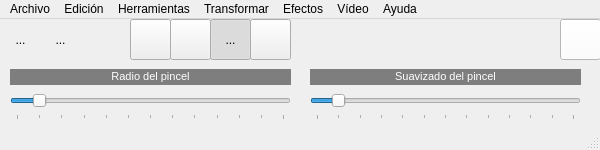
This is mainwindow.ui in hsanchezm7/QFotoPaint6 as Qt 5 draws it before an edit. The edited form follows.
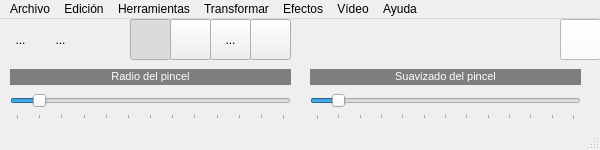
This is the edited form. Icons and pictures are not drawn.

The edit to the form file:
```diff
--- a/mainwindow.ui
+++ b/mainwindow.ui
@@ -236,7 +236,7 @@
      <bool>true</bool>
     </property>
     <property name="checked">
-     <bool>false</bool>
+     <bool>true</bool>
     </property>
     <property name="autoExclusive">
      <bool>true</bool>
@@ -339,7 +339,7 @@
      <bool>true</bool>
     </property>
     <property name="checked">
-     <bool>true</bool>
+     <bool>false</bool>
     </property>
     <property name="autoExclusive">
      <bool>true</bool>
```
Left out of the diff: 6 changed lines with no effect on the pictures.
